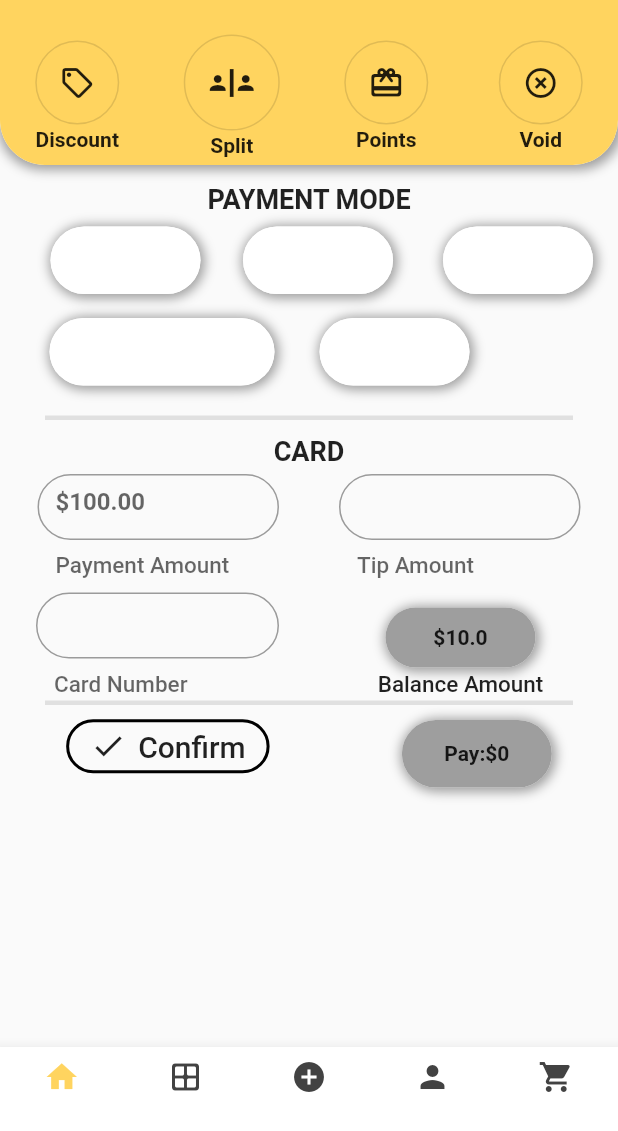
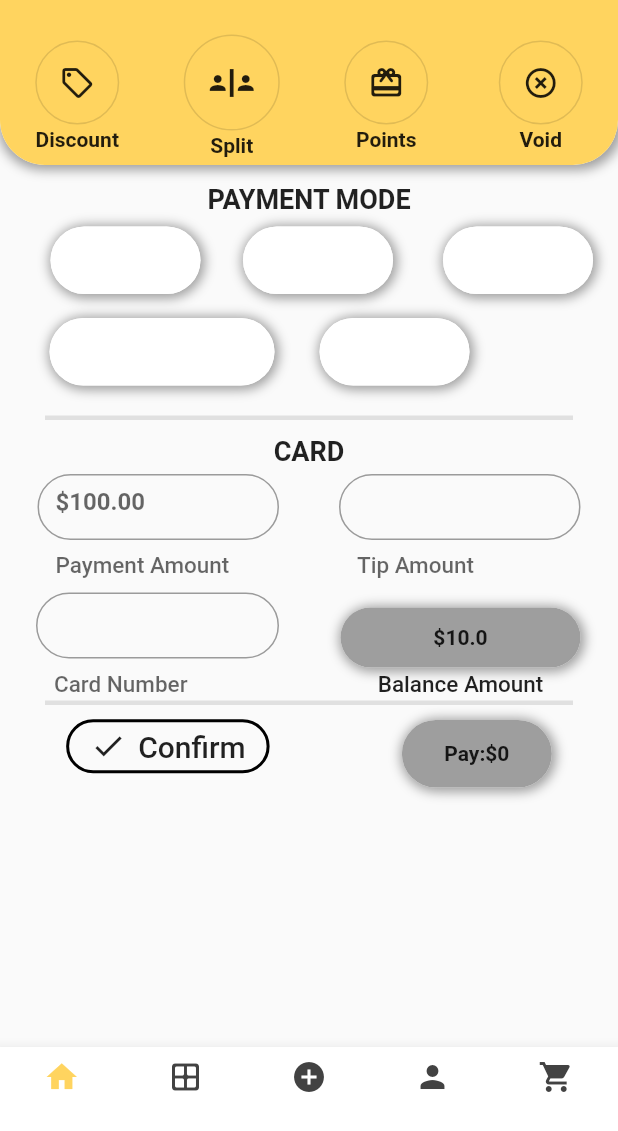
Before and after one commit to up4154/paymentscreen, a Flutter app: the screen it shows after launch, after a tap on "PAY", on a phone screen of 412 x 824 dp, the part 105-1236 px from its top. Run offline on Flutter 3.47's test engine with Material 2 defaults, Android fonts, the phone set to English and light mode, and no system bars; network calls fail.

Commit message:
payment sorted

```diff
--- a/lib/payment_screen.dart
+++ b/lib/payment_screen.dart
@@ -702,7 +702,7 @@ class _PaymentScreenState extends State<PaymentScreen> {
                                               color : isEnabledBalance ?  Color(0xFFFFD45F):Colors.grey,
                                             ),
                                             margin: EdgeInsets.only(top: 10),
-                                            width: 100,
+                                            width: 160,
                                             height: 40,
                                             child: Center(
                                                 child: Text(
@@ -819,7 +819,7 @@ class _PaymentScreenState extends State<PaymentScreen> {
                               blurRadius: 0.0,
                               spreadRadius: 0.0,
                             ),],
-                           color : isEnabled ?  Color(0xFFFFD45F):Colors.grey,
+                           color : isEnabled  ?  Color(0xFFFFD45F):Colors.grey,
                         ),
                         margin: EdgeInsets.only(top: 10),
                         width: 100,
```
